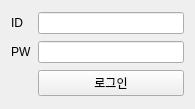
The window that login_form.ui (kimbakcho/OIservice) describes before a commit, drawn with Qt 5.
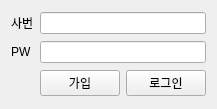
The same window after the commit.

What changed in the file:
```diff
--- a/login_form.ui
+++ b/login_form.ui
@@ -14,23 +14,6 @@
    <string>Form</string>
   </property>
   <layout class="QGridLayout" name="gridLayout">
-   <item row="0" column="0">
-    <widget class="QLabel" name="label">
-     <property name="text">
-      <string>ID</string>
-     </property>
-    </widget>
-   </item>
-   <item row="0" column="1">
-    <widget class="QLineEdit" name="ID_LE"/>
-   </item>
-   <item row="1" column="0">
-    <widget class="QLabel" name="label_2">
-     <property name="text">
-      <string>PW</string>
-     </property>
-    </widget>
-   </item>
    <item row="1" column="1">
     <widget class="QLineEdit" name="PW_LE">
      <property name="inputMethodHints">
@@ -44,13 +27,41 @@
      </property>
     </widget>
    </item>
-   <item row="2" column="1">
-    <widget class="QPushButton" name="login_btn">
+   <item row="1" column="0">
+    <widget class="QLabel" name="label_2">
      <property name="text">
-      <string>로그인</string>
+      <string>PW</string>
      </property>
     </widget>
    </item>
+   <item row="0" column="1">
+    <widget class="QLineEdit" name="ID_LE"/>
+   </item>
+   <item row="0" column="0">
+    <widget class="QLabel" name="label">
+     <property name="text">
+      <string>사번</string>
+     </property>
+    </widget>
+   </item>
+   <item row="4" column="1">
+    <layout class="QHBoxLayout" name="horizontalLayout">
+     <item>
+      <widget class="QPushButton" name="join_btn">
+       <property name="text">
+        <string>가입</string>
+       </property>
+      </widget>
+     </item>
+     <item>
+      <widget class="QPushButton" name="login_btn">
+       <property name="text">
+        <string>로그인</string>
+       </property>
+      </widget>
+     </item>
+    </layout>
+   </item>
   </layout>
  </widget>
  <resources/>
```
